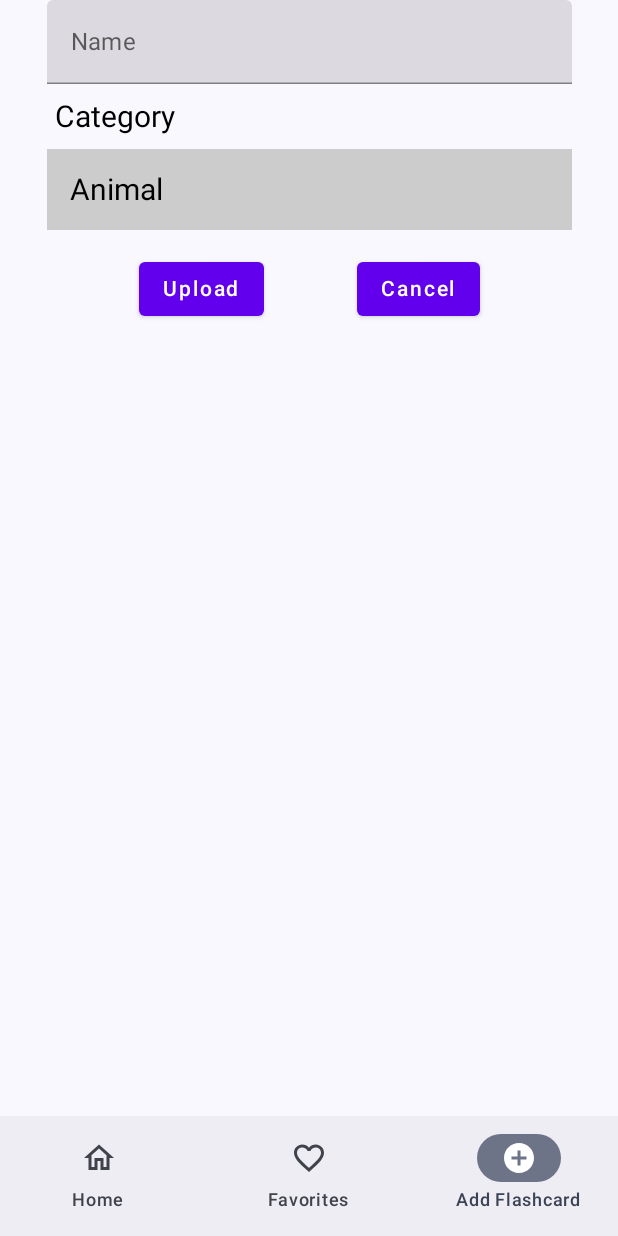
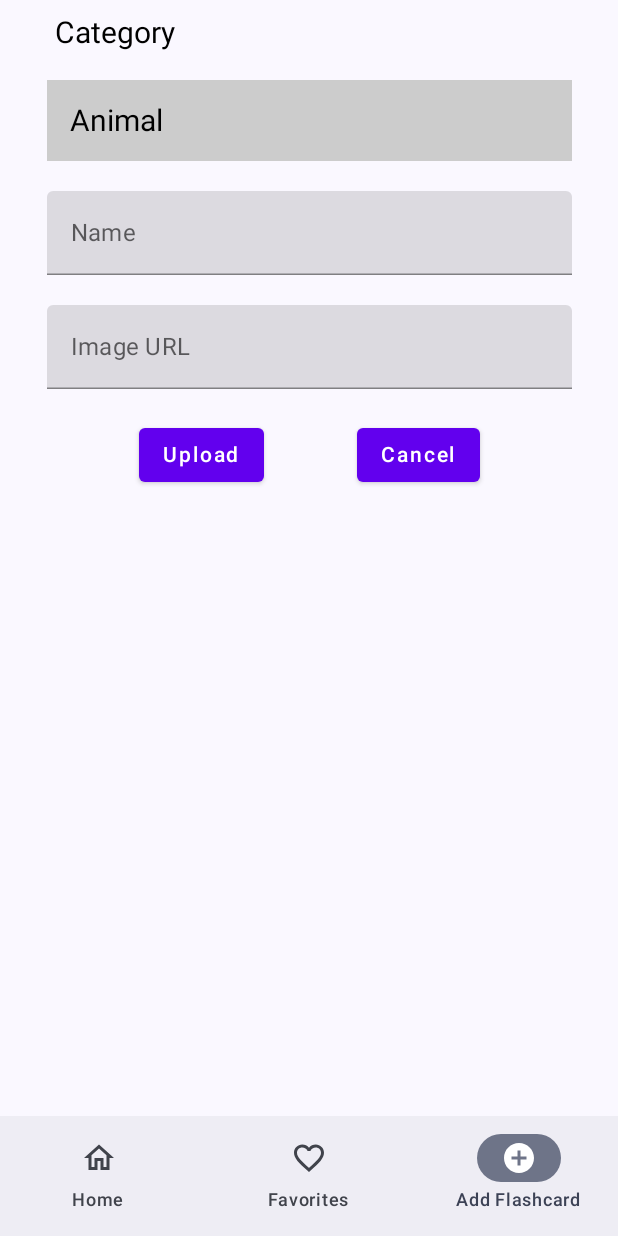
Before and after one commit to IMJ518/LanguageLearning, an Android app built with Jetpack Compose: the composable LanguageLearningApp shown on its own in the app's theme, item 3 of the bottom bar chosen, on a phone screen of 412 x 824 dp. Run offline under Robolectric (Android 15) with nearby library versions, the phone set to English and light mode, and no system bars; our stand-ins replace Firebase (no records; nobody signed in at launch, a user with empty details on screens opened directly).

Commit message:
Implemented view model to update flash cards when db updated and keep the state.

```diff
--- a/app/src/main/java/com/example/languagelearning/LanguageLearningApp.kt
+++ b/app/src/main/java/com/example/languagelearning/LanguageLearningApp.kt
@@ -1,24 +1,15 @@
 package com.example.languagelearning
 
 import android.annotation.SuppressLint
-import android.content.Context
-import android.speech.tts.TextToSpeech
+import android.util.Log
 import androidx.compose.foundation.layout.fillMaxSize
 import androidx.compose.material.icons.Icons
-import androidx.compose.material.icons.filled.Add
 import androidx.compose.material.icons.filled.AddCircle
 import androidx.compose.material.icons.filled.Favorite
 import androidx.compose.material.icons.filled.Home
-import androidx.compose.material.icons.filled.Info
-import androidx.compose.material.icons.filled.Settings
 import androidx.compose.material.icons.outlined.Add
-import androidx.compose.material.icons.outlined.AddCircle
-import androidx.compose.material.icons.outlined.Favorite
 import androidx.compose.material.icons.outlined.FavoriteBorder
 import androidx.compose.material.icons.outlined.Home
-import androidx.compose.material.icons.outlined.Info
-import androidx.compose.material.icons.outlined.Settings
-import androidx.compose.material3.BottomAppBar
 import androidx.compose.material3.ExperimentalMaterial3Api
 import androidx.compose.material3.Icon
 import androidx.compose.material3.MaterialTheme
@@ -26,20 +17,19 @@ import androidx.compose.material3.NavigationBarItem
 import androidx.compose.material3.Scaffold
 import androidx.compose.material3.Surface
 import androidx.compose.material3.Text
-import androidx.compose.material3.TopAppBar
 import com.example.languagelearning.data.DataSource
 import com.example.languagelearning.ui.SelectLanguageScreen
 import com.example.languagelearning.ui.FlashCardScreen
 
 import androidx.compose.runtime.Composable
+import androidx.compose.runtime.collectAsState
 import androidx.compose.runtime.getValue
 import androidx.compose.runtime.mutableIntStateOf
 import androidx.compose.runtime.saveable.rememberSaveable
 import androidx.compose.runtime.setValue
 import androidx.compose.ui.Modifier
 import androidx.compose.ui.graphics.vector.ImageVector
-import androidx.navigation.NavController
-import androidx.navigation.NavHostController
+import androidx.lifecycle.viewmodel.compose.viewModel
 
 import androidx.navigation.NavType
 import androidx.navigation.compose.NavHost
@@ -47,13 +37,13 @@ import androidx.navigation.compose.composable
 import androidx.navigation.compose.currentBackStackEntryAsState
 import androidx.navigation.compose.rememberNavController
 import androidx.navigation.navArgument
+import com.example.languagelearning.ui.AnimalCardViewModel
 import com.example.languagelearning.ui.FlashCardFoodScreen
+import com.example.languagelearning.ui.FoodCardViewModel
 import com.example.languagelearning.ui.SelectCategoryScreen
 import com.example.languagelearning.ui.UploadFlashCardForm
-import com.example.languagelearning.ui.textToSpeechAnimals
-import com.example.languagelearning.ui.textToSpeechFood
-import com.example.languagelearning.ui.translation
-import java.util.Locale
+import com.google.firebase.Firebase
+import com.google.firebase.firestore.firestore
 
 enum class Route {
     LanguageSelection,
@@ -74,6 +64,69 @@ data class BottomNavigationItem(
 @OptIn(ExperimentalMaterial3Api::class)
 @Composable
 fun LanguageLearningApp() {
+
+    // Update FlashCardState when db updated
+    val db = Firebase.firestore
+
+    // Detect animal flash card changes
+    val animalCardViewModel: AnimalCardViewModel = viewModel()
+    val animalUiState by animalCardViewModel.AnimalUiState.collectAsState()
+
+    db.collection("flashcards")
+        .whereEqualTo("category", "Animal")
+        .addSnapshotListener { documents, e ->
+            if (e != null) {
+                Log.w("DB Error", "Listen failed.", e)
+                return@addSnapshotListener
+            }
+
+            val animalNames = ArrayList<String>()
+            val animalPhotos = ArrayList<String>()
+
+            for (doc in documents!!) {
+                doc.getString("name")?.let {
+                    animalNames.add(it)
+                }
+                doc.getString("image")?.let {
+                    animalPhotos.add(it)
+                }
+            }
+            Log.d("Test", "Animals: $animalNames")
+
+            animalCardViewModel.setAnimalFlashCard("Animal", animalNames, animalPhotos)
+        }
+
+    // Detect food flash card changes
+    val foodCardViewModel: FoodCardViewModel = viewModel()
+    val foodUiState by foodCardViewModel.FoodUiState.collectAsState()
+
+    db.collection("flashcards")
+        .whereEqualTo("category", "Food")
+        .addSnapshotListener { documents, e ->
+            if (e != null) {
+                Log.w("DB Error", "Listen failed.", e)
+                return@addSnapshotListener
+            }
+
+            val foodNames = ArrayList<String>()
+            val foodPhotos = ArrayList<String>()
+
+            for (doc in documents!!) {
+                doc.getString("name")?.let {
+                    foodNames.add(it)
+                }
+                doc.getString("image")?.let {
+                    foodPhotos.add(it)
+                }
+            }
+            Log.d("Test", "Foods: $foodNames")
+
+            foodCardViewModel.setFoodFlashCard("Food", foodNames, foodPhotos)
+        }
+
+
+
+
     val items = listOf(
         BottomNavigationItem(
             title = "Home",
@@ -165,8 +218,8 @@ fun LanguageLearningApp() {
                 )
             ) {
                 FlashCardScreen(
-                    animalNames = DataSource.animalNames,
-                    animalPhotos = DataSource.animalPhotos,
+                    animalNames = animalUiState.animalNames,
+                    animalPhotos = animalUiState.animalPhotos,
                     languageCode = backStackEntry?.arguments?.getString("languageCode"),
                     navController = navController
                 )
@@ -181,8 +234,8 @@ fun LanguageLearningApp() {
                 )
             ) {
                 FlashCardFoodScreen(
-                    foodNames = DataSource.foodNames,
-                    foodPhotos = DataSource.foodPhotos,
+                    foodNames = foodUiState.foodNames,
+                    foodPhotos = foodUiState.foodPhotos,
                     languageCode = backStackEntry?.arguments?.getString("languageCode"),
                     navController = navController
                 )
--- /dev/null
+++ b/app/src/main/java/com/example/languagelearning/data/AnimalCardState.kt
@@ -0,0 +1,6 @@
+package com.example.languagelearning.data
+
+data class AnimalCardState (
+    val animalNames: List<String> = listOf(),
+    val animalPhotos: List<String> = listOf()
+)
--- /dev/null
+++ b/app/src/main/java/com/example/languagelearning/data/FoodCardState.kt
@@ -0,0 +1,6 @@
+package com.example.languagelearning.data
+
+data class FoodCardState (
+    val foodNames: List<String> = listOf(),
+    val foodPhotos: List<String> = listOf()
+)
--- /dev/null
+++ b/app/src/main/java/com/example/languagelearning/ui/AnimalCardViewModel.kt
@@ -0,0 +1,22 @@
+package com.example.languagelearning.ui
+
+import androidx.lifecycle.ViewModel
+import com.example.languagelearning.data.AnimalCardState
+import kotlinx.coroutines.flow.MutableStateFlow
+import kotlinx.coroutines.flow.StateFlow
+import kotlinx.coroutines.flow.asStateFlow
+import kotlinx.coroutines.flow.update
+
+class AnimalCardViewModel : ViewModel() {
+    private val _AnimalUiState = MutableStateFlow(AnimalCardState())
+    val AnimalUiState: StateFlow<AnimalCardState> = _AnimalUiState.asStateFlow()
+
+    fun setAnimalFlashCard(category: String, names: List<String>, images: List<String>) {
+        _AnimalUiState.update { currentState ->
+            currentState.copy(
+                animalNames = names,
+                animalPhotos = images
+            )
+        }
+    }
+}
--- /dev/null
+++ b/app/src/main/java/com/example/languagelearning/ui/FoodCardViewModel.kt
@@ -0,0 +1,23 @@
+package com.example.languagelearning.ui
+
+import androidx.lifecycle.ViewModel
+import com.example.languagelearning.data.AnimalCardState
+import com.example.languagelearning.data.FoodCardState
+import kotlinx.coroutines.flow.MutableStateFlow
+import kotlinx.coroutines.flow.StateFlow
+import kotlinx.coroutines.flow.asStateFlow
+import kotlinx.coroutines.flow.update
+
+class FoodCardViewModel : ViewModel() {
+    private val _FoodUiState = MutableStateFlow(FoodCardState())
+    val FoodUiState: StateFlow<FoodCardState> = _FoodUiState.asStateFlow()
+
+    fun setFoodFlashCard(category: String, names: List<String>, images: List<String>) {
+        _FoodUiState.update { currentState ->
+            currentState.copy(
+                foodNames = names,
+                foodPhotos = images
+            )
+        }
+    }
+}
--- a/app/src/main/java/com/example/languagelearning/ui/UploadFlashCardScreen.kt
+++ b/app/src/main/java/com/example/languagelearning/ui/UploadFlashCardScreen.kt
@@ -37,6 +37,7 @@ fun UploadFlashCardForm(
     navController: NavHostController
 ) {
     var name by remember { mutableStateOf("") }
+    var imageUrl by remember { mutableStateOf("") }
     val items = listOf("Animal", "Food")
     var expanded by remember { mutableStateOf(false) }
     var selectedIndex by remember { mutableStateOf(0) }
@@ -46,12 +47,6 @@ fun UploadFlashCardForm(
         modifier = Modifier.fillMaxSize(),
         horizontalAlignment = Alignment.CenterHorizontally
     ) {
-        TextField(
-            value = name,
-            onValueChange = { name = it },
-            modifier = Modifier.width(350.dp),
-            label = { Text("Name") }
-        )
         Text(
             text = "Category",
             modifier = Modifier
@@ -62,7 +57,9 @@ fun UploadFlashCardForm(
 
         Box(
             modifier = Modifier
-                .width(350.dp)) {
+                .width(350.dp)
+                .padding(0.dp, 10.dp))
+        {
             Text(
                 items[selectedIndex],
                 modifier = Modifier
@@ -91,15 +88,35 @@ fun UploadFlashCardForm(
             }
         }
 
+        TextField(
+            value = name,
+            onValueChange = { name = it },
+            modifier = Modifier
+                .width(350.dp)
+                .padding(0.dp, 10.dp),
+            label = { Text("Name") }
+        )
+
+        TextField(
+            value = imageUrl,
+            onValueChange = { imageUrl = it },
+            modifier = Modifier
+                .width(350.dp)
+                .padding(0.dp, 10.dp),
+            label = { Text("Image URL") }
+        )
+
         Row(
             modifier = Modifier
-                .padding(0.dp, 15.dp)
+                .padding(0.dp, 10.dp)
                 .width(350.dp),
             horizontalArrangement = Arrangement.SpaceEvenly
         ){
             Button(
                 onClick = {
-                    AddNewFlashCard(name, selectedCategory)
+                    AddNewFlashCard(name, selectedCategory, imageUrl)
+
+
                     navController.navigateUp()}
             ) {
                 Text("Upload")
@@ -115,10 +132,8 @@ fun UploadFlashCardForm(
     }
 }
 
-fun AddNewFlashCard(name: String, category: String){
+fun AddNewFlashCard(name: String, category: String, image: String){
     val database = Firebase.firestore
-
-    val card = FlashCard(name, category, "")
-
+    val card = FlashCard(name, category, image)
     database.collection("flashcards").add(card)
 }
```
Also changed, not shown: app/src/main/java/com/example/languagelearning/data/FlashCardState.kt (deleted, +0 -12 lines), app/src/main/java/com/example/languagelearning/ui/FlashCardFood.kt (+41 -22 lines), app/src/main/java/com/example/languagelearning/ui/FlashCardScreen.kt (+31 -28 lines), app/src/main/java/com/example/languagelearning/ui/FlashCardViewModel.kt (deleted, +0 -22 lines).
